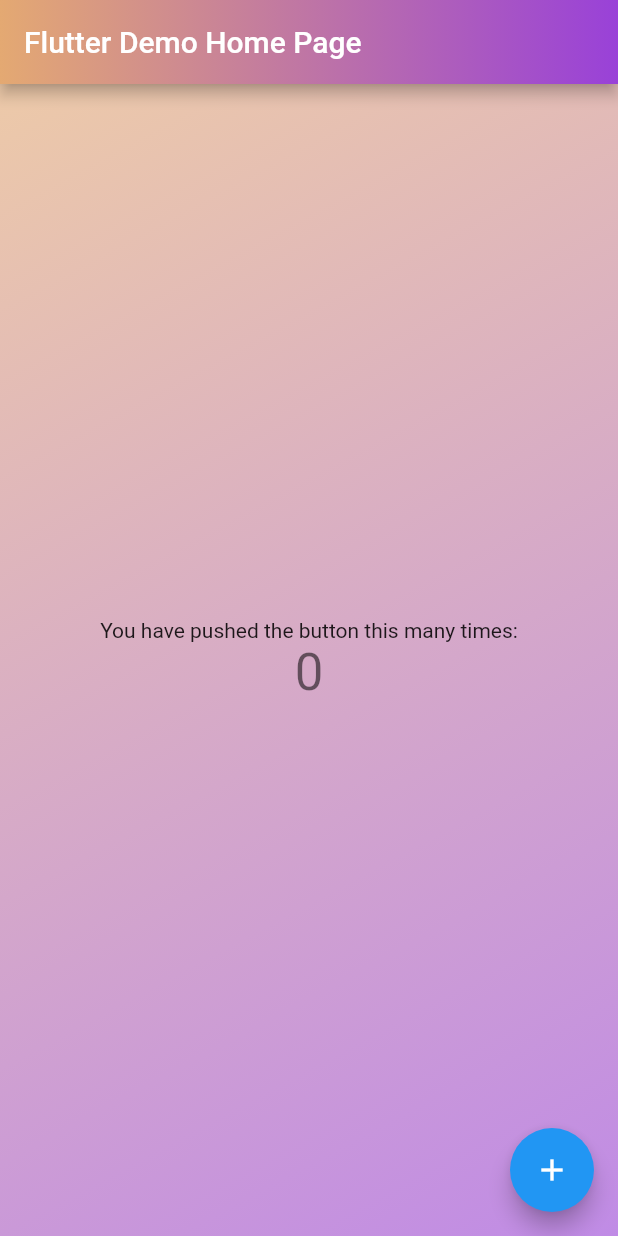
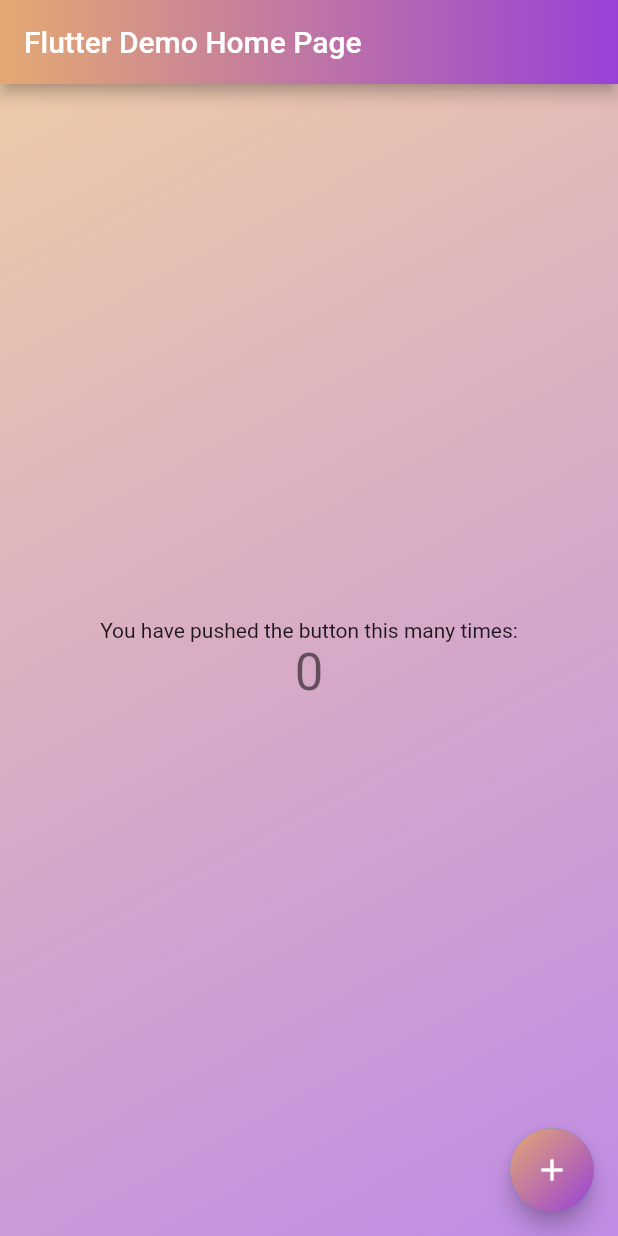
Before and after one commit to azukisiromochi/gradient_sample, a Flutter app: the screen it shows after launch, on a phone screen of 412 x 824 dp. Run offline on Flutter 3.47's test engine with Material 2 defaults, Android fonts, the phone set to English and light mode, and no system bars; our stand-ins replace gradient_app_bar.

Commit message:
Update: floatingActionButton をグラデーション 🍡

```diff
--- a/lib/main.dart
+++ b/lib/main.dart
@@ -125,7 +125,22 @@ class _MyHomePageState extends State<MyHomePage> {
       floatingActionButton: FloatingActionButton(
         onPressed: _incrementCounter,
         tooltip: 'Increment',
-        child: Icon(Icons.add),
+        child: Container(
+          height: double.infinity,
+          width: double.infinity,
+          decoration: BoxDecoration(
+            shape: BoxShape.circle,
+            gradient: LinearGradient(
+              begin: FractionalOffset.topLeft,
+              end: FractionalOffset.bottomRight,
+              colors: const [
+                Color(0xffe4a972),
+                Color(0xff9941d8),
+              ],
+            ),
+          ),
+          child: Icon(Icons.add),
+        ),
       ), // This trailing comma makes auto-formatting nicer for build methods.
     );
   }
```
